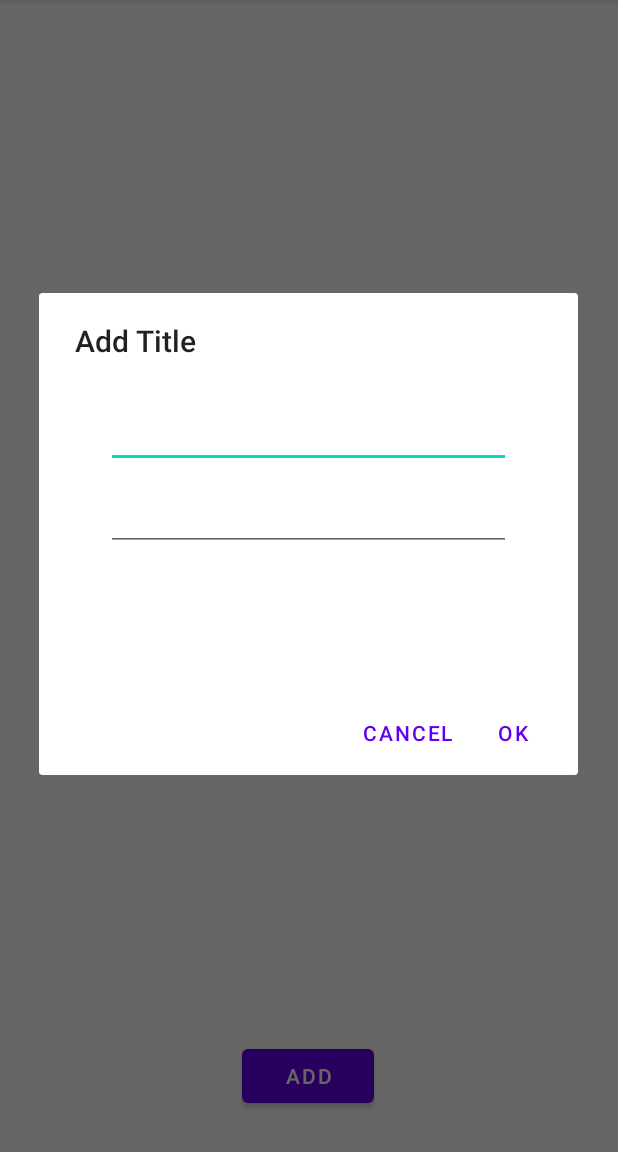
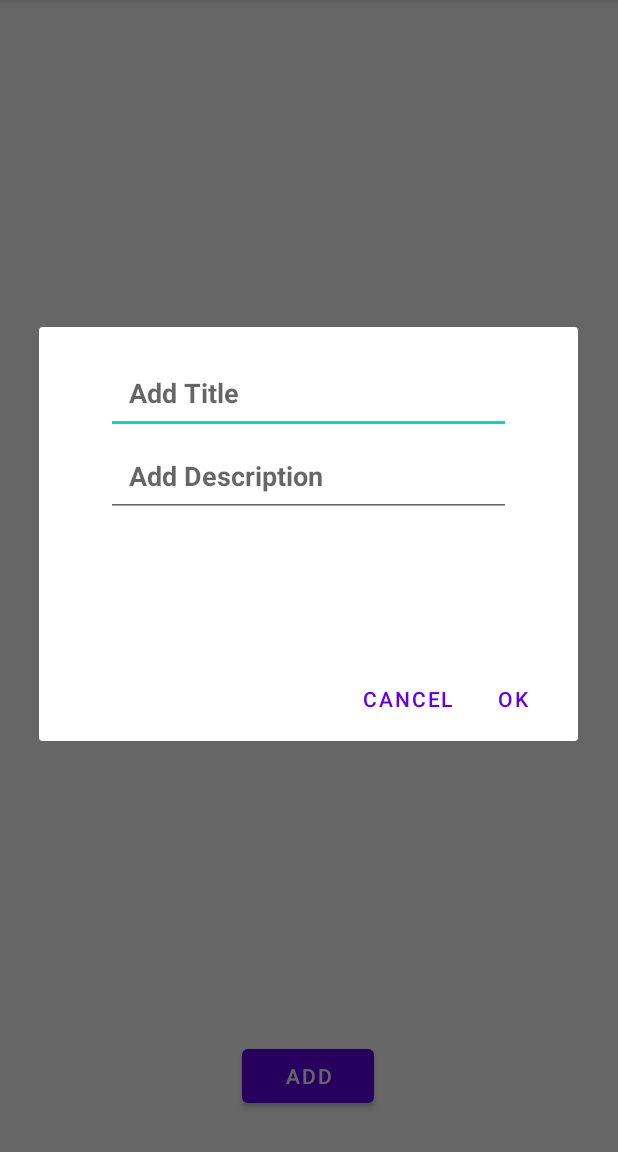
Before and after one commit to swaleha-coditas/Todo_3, an Android app: the screen it shows after launch (MainActivity), after a tap on "ADD", on a phone screen of 412 x 824 dp, the part 84-1236 px from its top. Run offline under Robolectric (Android 15) with nearby library versions, the phone set to English and light mode, and no system bars; our stand-ins replace Room's generated code, data binding.

Commit message:
Added Room Database and ViewModel

```diff
--- a/app/src/main/java/com/example/todo/MainActivity.kt
+++ b/app/src/main/java/com/example/todo/MainActivity.kt
@@ -2,35 +2,45 @@ package com.example.todo
 
 import androidx.appcompat.app.AppCompatActivity
 import android.os.Bundle
+import android.view.LayoutInflater
 import android.view.View
 import android.widget.*
 import androidx.appcompat.app.AlertDialog
 import androidx.databinding.DataBindingUtil
-import androidx.fragment.app.DialogFragment
+import androidx.lifecycle.Observer
 import androidx.lifecycle.ViewModelProvider
 import androidx.recyclerview.widget.LinearLayoutManager
+import com.example.todo.adapter.ToDoAdapter
 import com.example.todo.databinding.ActivityMainBinding
+import com.example.todo.room.ToDo
+import com.example.todo.viewmodel.ToDoViewModel
 
 
-class MainActivity : AppCompatActivity(), OnItemLongClickListener, NewDialogFragment.NewDialogListener{
+class MainActivity : AppCompatActivity(), OnItemLongClickListener{
+
+    private lateinit var viewModel: ToDoViewModel
     private lateinit var binding: ActivityMainBinding
-    private lateinit var addButton: Button
-    private lateinit var todos: ArrayList<ToDo>
-    private lateinit var todoAdapter: ToDoAdapter
-    private lateinit var viewModel: ToDoViewModel
 
 
     override fun onCreate(savedInstanceState: Bundle?) {
         super.onCreate(savedInstanceState)
+        binding = DataBindingUtil.setContentView(this, R.layout.activity_main)
         binding = ActivityMainBinding.inflate(layoutInflater)
         setContentView(binding.root)
+        binding.recyclerView.layoutManager = LinearLayoutManager(this)
+        val todoAdapter = ToDoAdapter(this,this)
+        binding.recyclerView.adapter = todoAdapter
+        binding.addButton.setOnClickListener { addInfo() }
 
-        viewModel = ViewModelProvider(this).get(ToDoViewModel::class.java)
-        binding = DataBindingUtil.setContentView(this, R.layout.activity_main)
 
-        binding.recyclerView.layoutManager = LinearLayoutManager(this)
+        viewModel = ViewModelProvider(this,ViewModelProvider.AndroidViewModelFactory.getInstance(application)).get(
+            ToDoViewModel::class.java)
+        viewModel.allToDos.observe(this, Observer { list->
+            list?.let {
+                todoAdapter.updateItem(it)
+            }
 
-        binding.recyclerView.adapter = ToDoAdapter(viewModel.todo, this)
+        })
 
         //Dummy Data
         //  val todos = ArrayList<ToDo>()
@@ -38,16 +48,10 @@ class MainActivity : AppCompatActivity(), OnItemLongClickListener, NewDialogFrag
         // todos.add(ToDo("Item 2", "Have coffee"))
         //   todos.add(ToDo("Item 3", "Talk to friends"))
         //  todos.add(ToDo("Item 4", "Buy stuffs"))
-        todos = ArrayList()
-        addButton = findViewById(R.id.addButton)
-        todoAdapter = ToDoAdapter(todos, this)
-        binding.addButton.setOnClickListener { addInfo() }
-
 
     }
 
-
-    override fun onItemLongClickListener(position: Int, view: View) {
+    override fun onItemLongClickListener(toDo : ToDo, view : View) {
         val popupMenu = PopupMenu(this, view)
         popupMenu.inflate(R.menu.show_menu)
         popupMenu.show()
@@ -55,30 +59,44 @@ class MainActivity : AppCompatActivity(), OnItemLongClickListener, NewDialogFrag
         popupMenu.setOnMenuItemClickListener {
             when (it.itemId) {
                 R.id.update_item -> {
-                     fun updateItem(position: Int) {
-                         Toast.makeText(this, "Updated", Toast.LENGTH_SHORT).show()
-                        val newFragment = NewDialogFragment.newInstance(R.string.add_title,R.string.add_description,position)
-                        newFragment.show(supportFragmentManager, "newItem")
-                    }
+                    val v = LayoutInflater.from(this).inflate(R.layout.add_dialog,null)
+                    val addTitle = v.findViewById<TextView>(R.id.addTitle)
+                    val addDescription = v.findViewById<TextView>(R.id.addDescription)
+                    AlertDialog.Builder(this)
+                        .setView(v)
+                        .setPositiveButton("Ok"){
+                                dialog,_->
+                            viewModel.updateToDo(toDo)
+                            Toast.makeText(this,"User Information is Edited",Toast.LENGTH_SHORT).show()
+                            dialog.dismiss()
+
+                        }
+                        .setNegativeButton("Cancel"){
+                                dialog,_->
+                            dialog.dismiss()
+
+                        }
+                        .create()
+                        .show()
 
                 }
                 R.id.delete_item -> {
-
                     AlertDialog.Builder(this)
                         .setTitle("Delete")
                         .setMessage("Are you sure delete this Information")
-                        .setPositiveButton("Yes") { dialog, _ ->
-                            todos.removeAt(position)
-                            todoAdapter.notifyItemRemoved(position)
-                            Toast.makeText(this, "Deleted this Information", Toast.LENGTH_SHORT)
-                                .show()
+                        .setPositiveButton("Yes"){
+                                dialog,_->
+                                    viewModel.deleteToDo(toDo)
+                                    Toast.makeText(this,"Deleted this Information",Toast.LENGTH_SHORT).show()
                             dialog.dismiss()
                         }
-                        .setNegativeButton("No") { dialog, _ ->
+                        .setNegativeButton("No"){
+                                dialog,_->
                             dialog.dismiss()
                         }
                         .create()
                         .show()
+
                 }
             }
 
@@ -87,54 +105,28 @@ class MainActivity : AppCompatActivity(), OnItemLongClickListener, NewDialogFrag
         }
 
     }
-    private fun addInfo() {
-        val newFragment = NewDialogFragment.newInstance(R.string.add_title,R.string.add_description, null)
-        newFragment.show(supportFragmentManager, "newItem")
+
+   private fun addInfo() {
+       val inflater = LayoutInflater.from(this)
+       val v = inflater.inflate(R.layout.add_dialog, null)
+       val addTitle = v.findViewById<TextView>(R.id.addTitle)
+       val addDescription = v.findViewById<TextView>(R.id.addDescription)
+       val addDialog = AlertDialog.Builder(this)
+       with(addDialog) {
+            setView(v)
+        }
+        addDialog.setPositiveButton("Ok") { dialog, _ ->
+            val addTitleText = addTitle.text.toString()
+            val addDescriptionText = addDescription.text.toString()
+            viewModel.insertToDo(ToDo(addTitleText, addDescriptionText))
+            Toast.makeText(this, "Adding User Information Success", Toast.LENGTH_SHORT).show()
+            dialog.dismiss()
+        }
+        addDialog.setNegativeButton("Cancel") { dialog, _ ->
+            dialog.dismiss()
+            Toast.makeText(this, "Cancel", Toast.LENGTH_SHORT).show()
+        }
+        addDialog.create()
+        addDialog.show()
     }
-
-    override fun onDialogPositiveClick(
-        dialog: DialogFragment,
-        toDo: ToDo,
-        isEdit: Boolean,
-        position: Int?
-    ) {
-        if (!isEdit) {
-            viewModel.todo.add(toDo)
-        } else {
-            viewModel.updateItem(position!!, toDo)
-            binding.recyclerView.adapter?.notifyDataSetChanged()
-        }
-    }
-
-    override fun onDialogNegativeClick(dialog: DialogFragment) {
-        Toast.makeText(this, "Cancelled", Toast.LENGTH_SHORT).show()
-    }
-
-
-//   private fun addInfo() {
-//       val inflater = LayoutInflater.from(this)
-//        val v = inflater.inflate(R.layout.add_dialog, null)
-//        val addTitle = v.findViewById<TextView>(R.id.addTitle)
-//        val addDescription = v.findViewById<TextView>(R.id.addDescription)
-//        val addDialog = AlertDialog.Builder(this)
-//
-//        with(addDialog) {
-//
-//            setView(v)
-//        }
-//        addDialog.setPositiveButton("Ok") { dialog, _ ->
-//            val addTitleText = addTitle.text.toString()
-//            val addDescriptionText = addDescription.text.toString()
-//            todos.add(ToDo("Title: $addTitleText", "Description. : $addDescriptionText"))
-//            todoAdapter.notifyDataSetChanged()
-//            Toast.makeText(this, "Adding User Information Success", Toast.LENGTH_SHORT).show()
-//            dialog.dismiss()
-//        }
-//        addDialog.setNegativeButton("Cancel") { dialog, _ ->
-//            dialog.dismiss()
-//            Toast.makeText(this, "Cancel", Toast.LENGTH_SHORT).show()
-//        }
-//        addDialog.create()
-//        addDialog.show()
-//    }
 }
--- a/app/src/main/java/com/example/todo/NewDialogFragment.kt
+++ /dev/null
@@ -1,90 +0,0 @@
-package com.example.todo
-
-import android.annotation.SuppressLint
-import android.app.AlertDialog
-import android.app.Dialog
-import android.os.Bundle
-import android.widget.EditText
-import androidx.fragment.app.DialogFragment
-import androidx.lifecycle.ViewModelProvider
-
-class NewDialogFragment : DialogFragment() {
-    interface  NewDialogListener{
-        fun onDialogPositiveClick(dialog: DialogFragment,toDo: ToDo , isEdit: Boolean,position: Int?)
-
-        fun onDialogNegativeClick(dialog: DialogFragment)
-    }
-
-    private var newDialogListener: NewDialogListener? = null
-    private var isEdit = false
-    private lateinit var viewModel: ToDoViewModel
-
-
-    companion object {
-        fun newInstance(title: Int,description : Int, position: Int?):
-                NewDialogFragment {
-
-            val newDialogFragment = NewDialogFragment()
-            val args = Bundle()
-            args.putInt("dialog_title", title)
-            args.putInt("dialog_description",description)
-            if (position != null) {
-                args.putInt("item_position", position)
-            } else {
-                args.putInt("item_position", -1)
-            }
-            newDialogFragment.arguments = args
-            return newDialogFragment
-        }
-    }
-    @SuppressLint("InflateParams")
-    override fun onCreateDialog(savedInstanceState: Bundle?): Dialog {
-        activity?.let {
-            viewModel = ViewModelProvider(it).get(ToDoViewModel::class.java)
-        }
-
-        val title = arguments?.getInt("dialog_title")
-        val description = arguments?.getInt("dialog_description")
-        val position = arguments?.getInt("item_position", -1)
-
-        val builder = AlertDialog.Builder(activity)
-        if (title != null) {
-            builder.setTitle(title)
-        }
-
-        newDialogListener = activity as NewDialogListener
-
-        val dialogView =
-            activity?.layoutInflater?.inflate(R.layout.add_dialog, null)
-
-        val itemTitle = dialogView?.findViewById<EditText>(R.id.addTitle)
-        val itemDescription = dialogView?.findViewById<EditText>(R.id.addDescription)
-
-
-        if (position != -1) {
-            val retrievedItem = viewModel.todo[position!!]
-            isEdit = true
-            itemTitle?.setText(retrievedItem.title)
-            itemDescription?.setText(retrievedItem.description)
-
-        }
-
-        builder.setView(dialogView)
-            .setPositiveButton("OK") { _, _ ->
-                val addTitle = itemTitle?.text
-                val addDescription = itemDescription?.text
-
-
-                val todo = ToDo(
-                    title = itemTitle?.text.toString(),
-                    description = itemDescription?.text.toString()
-                )
-
-                newDialogListener?.onDialogPositiveClick(this, todo, isEdit, position)
-            }
-            .setNegativeButton(android.R.string.cancel) { _, _ ->
-                newDialogListener?.onDialogNegativeClick(this)
-            }
-        return builder.create()
-    }
-}
--- a/app/src/main/java/com/example/todo/OnItemCLickListener.kt
+++ b/app/src/main/java/com/example/todo/OnItemCLickListener.kt
@@ -1,10 +1,11 @@
 package com.example.todo
 
 import android.view.View
+import com.example.todo.room.ToDo
 
 
 interface OnItemLongClickListener {
 
-    fun onItemLongClickListener(position: Int,view: View)
+    fun onItemLongClickListener(toDo: ToDo, view: View)
 
 }
--- a/app/src/main/java/com/example/todo/ToDo.kt
+++ /dev/null
@@ -1,6 +0,0 @@
-package com.example.todo
-
- data class ToDo (
-     var title : String = "",
-     var description : String = ""
-         )
--- a/app/src/main/java/com/example/todo/ToDoViewModel.kt
+++ /dev/null
@@ -1,14 +0,0 @@
-package com.example.todo
-
-import androidx.lifecycle.ViewModel
-
-class ToDoViewModel : ViewModel() {
-    var todo : ArrayList<ToDo> = ArrayList()
-    fun removeItem(position: Int) {
-        todo.removeAt(position)
-    }
-
-    fun updateItem(position: Int, updatedItem: ToDo) {
-        todo[position] = updatedItem
-    }
-    }
--- /dev/null
+++ b/app/src/main/java/com/example/todo/adapter/ToDoAdapter.kt
@@ -0,0 +1,50 @@
+package com.example.todo.adapter
+
+
+import android.content.Context
+import android.view.LayoutInflater
+import android.view.ViewGroup
+import androidx.databinding.DataBindingUtil
+import androidx.recyclerview.widget.RecyclerView
+import com.example.todo.OnItemLongClickListener
+import com.example.todo.R
+import com.example.todo.databinding.RowLayoutBinding
+import com.example.todo.room.ToDo
+
+class ToDoAdapter( val context: Context,private val onItemLongClickListener: OnItemLongClickListener) : RecyclerView.Adapter<ToDoAdapter.ToDoViewHolder>() {
+    private var allToDos = ArrayList<ToDo>()
+
+    override fun onCreateViewHolder(parent: ViewGroup, viewType: Int): ToDoViewHolder {
+        val layoutInflater : LayoutInflater = LayoutInflater.from(parent.context)
+        val binding:RowLayoutBinding=DataBindingUtil.inflate(
+            layoutInflater, R.layout.row_layout,parent,false)
+        return ToDoViewHolder(binding)
+    }
+
+    override fun onBindViewHolder(holder: ToDoViewHolder, position: Int) {
+        val todo = allToDos[position]
+        holder.bind(allToDos[position])
+        holder.binding.rowLayout.setOnLongClickListener {
+            onItemLongClickListener.onItemLongClickListener(allToDos[holder.absoluteAdapterPosition],it.rootView)
+            return@setOnLongClickListener true
+        }
+    }
+
+    override fun getItemCount(): Int {
+        return allToDos.size
+    }
+    fun updateItem(newList: List<ToDo>){
+        allToDos.clear()
+        allToDos.addAll(newList)
+        notifyDataSetChanged()
+
+    }
+
+     inner class ToDoViewHolder(val binding: RowLayoutBinding):RecyclerView.ViewHolder(binding.root){
+       fun bind(todo : ToDo){
+           binding.itemTitle.text = todo.title
+           binding.itemDescription.text = todo.description
+
+        }
+     }
+}
--- /dev/null
+++ b/app/src/main/java/com/example/todo/repository/ToDoRepository.kt
@@ -0,0 +1,20 @@
+package com.example.todo.repository
+
+import androidx.lifecycle.LiveData
+import com.example.todo.room.ToDo
+import com.example.todo.room.ToDoDAO
+
+class ToDoRepository(private val todoDAO: ToDoDAO) {
+
+   val allToDos: LiveData<List<ToDo>> = todoDAO.getAllToDos()
+
+    suspend fun insertToDo(toDo: ToDo){
+        todoDAO.insertToDo(toDo)
+    }
+    suspend fun updateToDo(toDo: ToDo){
+        todoDAO.updateToDo(toDo)
+    }
+    suspend fun deleteToDo(toDo: ToDo){
+        todoDAO.deleteToDo(toDo)
+    }
+}
--- /dev/null
+++ b/app/src/main/java/com/example/todo/room/ToDoDAO.kt
@@ -0,0 +1,23 @@
+package com.example.todo.room
+
+import androidx.lifecycle.LiveData
+import androidx.room.*
+import com.example.todo.room.ToDo
+
+
+@Dao
+interface ToDoDAO {
+
+    @Insert(onConflict = OnConflictStrategy.IGNORE)
+    suspend fun insertToDo(toDo: ToDo)
+
+    @Update
+    suspend fun updateToDo(toDo: ToDo)
+
+    @Delete
+    suspend fun deleteToDo(toDo: ToDo)
+
+    @Query("SELECT * FROM todo ORDER BY id ASC")
+    fun getAllToDos() : LiveData<List<ToDo>>
+
+}
--- /dev/null
+++ b/app/src/main/java/com/example/todo/room/ToDoDatabase.kt
@@ -0,0 +1,33 @@
+package com.example.todo.room
+
+import android.content.Context
+import androidx.room.Database
+import androidx.room.Room
+import androidx.room.RoomDatabase
+
+
+@Database(entities = [ToDo::class],version = 1,exportSchema = false)
+abstract class ToDoDatabase : RoomDatabase() {
+    abstract fun todoDao(): ToDoDAO
+
+    companion object {
+
+        private var INSTANCE: ToDoDatabase? = null
+
+        fun getDatabase(context: Context): ToDoDatabase {
+            // if the INSTANCE is not null, then return it,
+            // if it is, then create the database
+            return INSTANCE ?: synchronized(this) {
+                val instance = Room.databaseBuilder(
+                    context.applicationContext,
+                    ToDoDatabase::class.java,
+                    "word_database"
+                ).build()
+                INSTANCE = instance
+                // return instance
+                instance
+            }
+
+        }
+    }
+}
--- /dev/null
+++ b/app/src/main/java/com/example/todo/viewmodel/ToDoViewModel.kt
@@ -0,0 +1,41 @@
+package com.example.todo.viewmodel
+
+import android.app.Application
+import androidx.lifecycle.AndroidViewModel
+import androidx.lifecycle.LiveData
+import androidx.lifecycle.viewModelScope
+import com.example.todo.room.ToDo
+import com.example.todo.room.ToDoDatabase
+import com.example.todo.repository.ToDoRepository
+import kotlinx.coroutines.Dispatchers
+import kotlinx.coroutines.launch
+
+class ToDoViewModel(application: Application) : AndroidViewModel(application){
+
+    val allToDos : LiveData<List<ToDo>>
+    private val repository : ToDoRepository
+
+    init {
+        val dao = ToDoDatabase.getDatabase(application).todoDao()
+         repository = ToDoRepository(dao)
+        allToDos = repository.allToDos
+    }
+
+     fun insertToDo(toDo: ToDo) {
+         viewModelScope.launch(Dispatchers.IO) {
+             repository.insertToDo(toDo)
+         }
+    }
+    fun updateToDo(toDo: ToDo) {
+        viewModelScope.launch(Dispatchers.IO) {
+            repository.updateToDo(toDo)
+        }
+    }
+    fun deleteToDo(toDo: ToDo) {
+        viewModelScope.launch(Dispatchers.IO) {
+            repository.deleteToDo(toDo)
+        }
+    }
+
+
+}
--- a/app/src/main/res/layout/activity_main.xml
+++ b/app/src/main/res/layout/activity_main.xml
@@ -5,8 +5,8 @@
 
     <data>
    <variable
-    name="add"
-    type="com.example.todo.ToDo" />
+    name="todo"
+    type="com.example.todo.room.ToDo" />
     </data>
 
     <androidx.constraintlayout.widget.ConstraintLayout
@@ -24,7 +24,8 @@
             app:layout_constraintEnd_toEndOf="parent"
             app:layout_constraintStart_toStartOf="parent"
             app:layout_constraintTop_toTopOf="parent"
-            app:layout_constraintVertical_bias="0.542" />
+            app:layout_constraintVertical_bias="0.542"
+            tools:listitem="@layout/row_layout"/>
 
         <Button
             android:id="@+id/addButton"
@@ -32,7 +33,7 @@
             android:layout_height="wrap_content"
             android:layout_marginTop="16dp"
             android:layout_marginBottom="16dp"
-            android:text="@string/addButton"
+            android:text="ADD"
             app:layout_constraintBottom_toBottomOf="parent"
             app:layout_constraintEnd_toEndOf="parent"
             app:layout_constraintHorizontal_bias="0.498"
--- a/app/src/main/res/layout/add_dialog.xml
+++ b/app/src/main/res/layout/add_dialog.xml
@@ -22,7 +22,7 @@
             android:id="@+id/addTitle"
             android:layout_width="match_parent"
             android:layout_height="wrap_content"
-            android:autofillHints="@string/add_title"
+            android:hint="@string/add_title"
             android:inputType="text"
             android:padding="15dp"
             android:textColor="#FF6200EE"
@@ -35,7 +35,7 @@
             android:layout_height="wrap_content"
             tools:layout_editor_absoluteX="0dp"
             tools:layout_editor_absoluteY="241dp"
-            android:autofillHints="@string/add_description"
+            android:hint="@string/add_description"
             android:inputType="phone"
             android:padding="15dp"
             android:textColor="#FF6200EE"
```
Also changed, not shown: app/build.gradle (+17 -1 lines), app/src/main/java/com/example/todo/ToDoAdapter.kt (deleted, +0 -43 lines), app/src/main/java/com/example/todo/room/ToDo.kt (added, +14 -0 lines), app/src/main/res/layout/row_layout.xml (+8 -8 lines).
